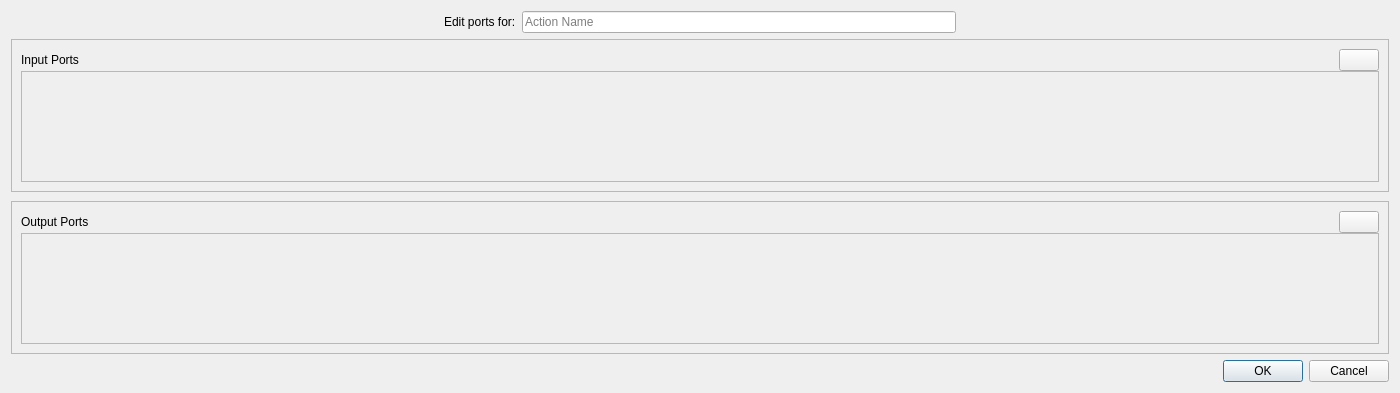
Old version of the form src/gui/ui/blackboxeditordialog.ui in the repository facade-technologies-inc/facile.
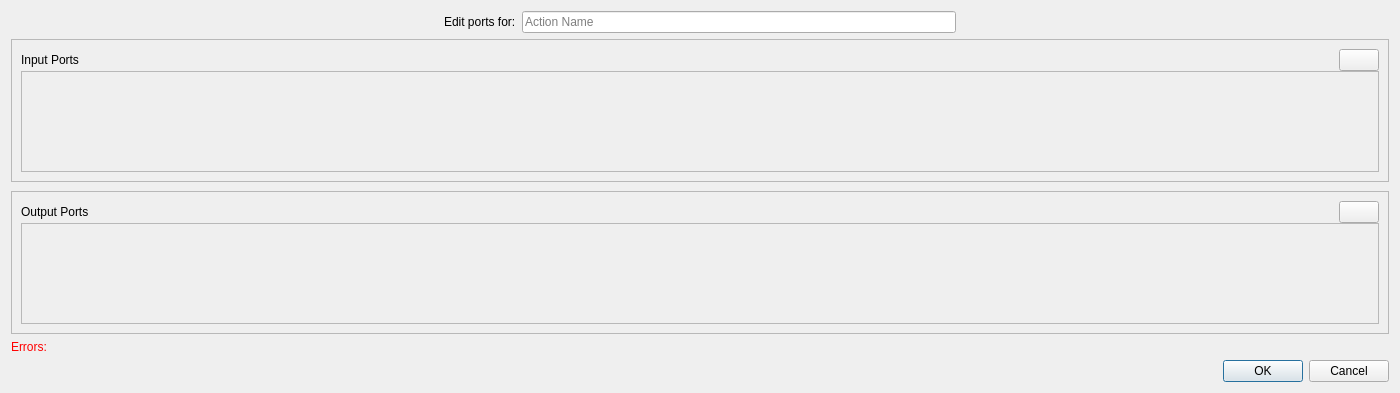
New version of the form. Icons and pictures are not drawn.

Commit message: check for errors before allowing user to edit ports or name of action pipeline.

Diff of the .ui file:
```diff
--- a/src/gui/ui/blackboxeditordialog.ui
+++ b/src/gui/ui/blackboxeditordialog.ui
@@ -146,7 +146,7 @@
            <x>0</x>
            <y>0</y>
            <width>1360</width>
-           <height>85</height>
+           <height>73</height>
           </rect>
          </property>
         </widget>
@@ -265,7 +265,7 @@
            <x>0</x>
            <y>0</y>
            <width>1360</width>
-           <height>84</height>
+           <height>73</height>
           </rect>
          </property>
         </widget>
@@ -274,6 +274,16 @@
      </layout>
     </widget>
    </item>
+   <item>
+    <widget class="QLabel" name="errorLabel">
+     <property name="styleSheet">
+      <string notr="true">color: red;</string>
+     </property>
+     <property name="text">
+      <string>Errors:</string>
+     </property>
+    </widget>
+   </item>
    <item>
     <widget class="QDialogButtonBox" name="buttonBox">
      <property name="orientation">
```
The commit also changes 3 other files.
